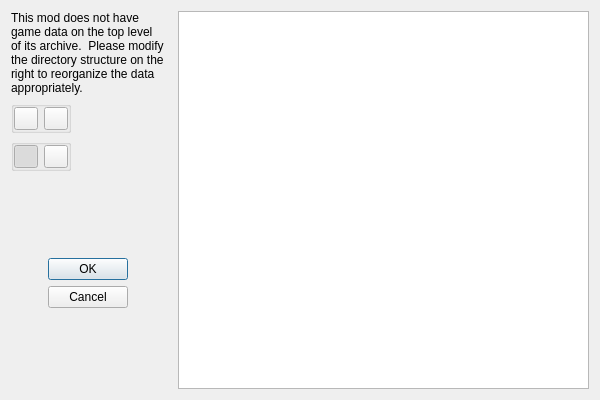
Old version of the form skymodman/interface/designer/ui/archive_structure.ui in the repository Kf4btg/SkyModMan.
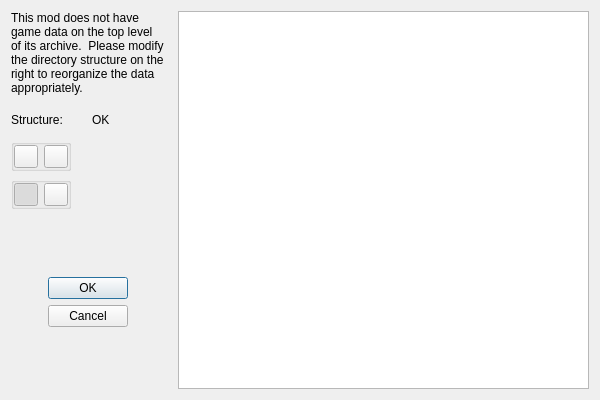
New version of the form. Icons and pictures are not drawn. Custom widgets are drawn as their Qt base class.

Commit message: added icon to indicate validity of mod structure

```diff
--- a/skymodman/interface/designer/ui/archive_structure.ui
+++ b/skymodman/interface/designer/ui/archive_structure.ui
@@ -14,7 +14,26 @@
    <string>Dialog</string>
   </property>
   <layout class="QGridLayout" name="gridLayout">
-   <item row="4" column="0" alignment="Qt::AlignHCenter">
+   <item row="7" column="0">
+    <spacer name="verticalSpacer">
+     <property name="orientation">
+      <enum>Qt::Vertical</enum>
+     </property>
+     <property name="sizeType">
+      <enum>QSizePolicy::Preferred</enum>
+     </property>
+     <property name="sizeHint" stdset="0">
+      <size>
+       <width>20</width>
+       <height>55</height>
+      </size>
+     </property>
+    </spacer>
+   </item>
+   <item row="0" column="1" rowspan="10" colspan="3">
+    <widget class="QWidget" name="fsview" native="true"/>
+   </item>
+   <item row="8" column="0" alignment="Qt::AlignHCenter">
     <widget class="QDialogButtonBox" name="_buttonbox">
      <property name="sizePolicy">
       <sizepolicy hsizetype="Fixed" vsizetype="Expanding">
@@ -36,84 +55,6 @@
      </property>
     </widget>
    </item>
-   <item row="3" column="0">
-    <spacer name="verticalSpacer">
-     <property name="orientation">
-      <enum>Qt::Vertical</enum>
-     </property>
-     <property name="sizeType">
-      <enum>QSizePolicy::Preferred</enum>
-     </property>
-     <property name="sizeHint" stdset="0">
-      <size>
-       <width>20</width>
-       <height>55</height>
-      </size>
-     </property>
-    </spacer>
-   </item>
-   <item row="5" column="0">
-    <spacer name="verticalSpacer_2">
-     <property name="orientation">
-      <enum>Qt::Vertical</enum>
-     </property>
-     <property name="sizeType">
-      <enum>QSizePolicy::Preferred</enum>
-     </property>
-     <property name="sizeHint" stdset="0">
-      <size>
-       <width>20</width>
-       <height>55</height>
-      </size>
-     </property>
-    </spacer>
-   </item>
-   <item row="1" column="0">
-    <widget class="QGroupBox" name="undo_btngroup">
-     <property name="sizePolicy">
-      <sizepolicy hsizetype="Maximum" vsizetype="Preferred">
-       <horstretch>0</horstretch>
-       <verstretch>0</verstretch>
-      </sizepolicy>
-     </property>
-     <property name="flat">
-      <bool>true</bool>
-     </property>
-     <layout class="QHBoxLayout" name="horizontalLayout">
-      <property name="spacing">
-       <number>6</number>
-      </property>
-      <property name="leftMargin">
-       <number>0</number>
-      </property>
-      <property name="topMargin">
-       <number>0</number>
-      </property>
-      <property name="rightMargin">
-       <number>0</number>
-      </property>
-      <property name="bottomMargin">
-       <number>0</number>
-      </property>
-      <item>
-       <widget class="QToolButton" name="btn_undo">
-        <property name="icon">
-         <iconset theme="edit-undo">
-          <normaloff>.</normaloff>.</iconset>
-        </property>
-       </widget>
-      </item>
-      <item>
-       <widget class="QToolButton" name="btn_redo">
-        <property name="icon">
-         <iconset theme="edit-redo">
-          <normaloff>.</normaloff>.</iconset>
-        </property>
-       </widget>
-      </item>
-     </layout>
-    </widget>
-   </item>
    <item row="0" column="0">
     <widget class="QLabel" name="description">
      <property name="sizePolicy">
@@ -142,10 +83,105 @@
      </property>
     </widget>
    </item>
-   <item row="0" column="1" rowspan="6" colspan="3">
-    <widget class="QWidget" name="fsview" native="true"/>
+   <item row="6" column="0">
+    <widget class="QGroupBox" name="change_view_btngroup">
+     <property name="sizePolicy">
+      <sizepolicy hsizetype="Maximum" vsizetype="Preferred">
+       <horstretch>0</horstretch>
+       <verstretch>0</verstretch>
+      </sizepolicy>
+     </property>
+     <property name="flat">
+      <bool>true</bool>
+     </property>
+     <layout class="QHBoxLayout" name="horizontalLayout_2">
+      <property name="leftMargin">
+       <number>0</number>
+      </property>
+      <property name="topMargin">
+       <number>0</number>
+      </property>
+      <property name="rightMargin">
+       <number>0</number>
+      </property>
+      <property name="bottomMargin">
+       <number>0</number>
+      </property>
+      <item>
+       <widget class="QToolButton" name="btn_treeview">
+        <property name="icon">
+         <iconset theme="view-list-tree">
+          <normaloff>.</normaloff>.</iconset>
+        </property>
+        <property name="checkable">
+         <bool>true</bool>
+        </property>
+        <property name="checked">
+         <bool>true</bool>
+        </property>
+       </widget>
+      </item>
+      <item>
+       <widget class="QToolButton" name="btn_colview">
+        <property name="icon">
+         <iconset theme="view-column">
+          <normaloff>.</normaloff>.</iconset>
+        </property>
+        <property name="checkable">
+         <bool>true</bool>
+        </property>
+       </widget>
+      </item>
+     </layout>
+    </widget>
    </item>
-   <item row="0" column="4" rowspan="6">
+   <item row="5" column="0">
+    <widget class="QGroupBox" name="undo_btngroup">
+     <property name="sizePolicy">
+      <sizepolicy hsizetype="Maximum" vsizetype="Preferred">
+       <horstretch>0</horstretch>
+       <verstretch>0</verstretch>
+      </sizepolicy>
+     </property>
+     <property name="flat">
+      <bool>true</bool>
+     </property>
+     <layout class="QHBoxLayout" name="horizontalLayout">
+      <property name="spacing">
+       <number>6</number>
+      </property>
+      <property name="leftMargin">
+       <number>0</number>
+      </property>
+      <property name="topMargin">
+       <number>0</number>
+      </property>
+      <property name="rightMargin">
+       <number>0</number>
+      </property>
+      <property name="bottomMargin">
+       <number>0</number>
+      </property>
+      <item>
+       <widget class="QToolButton" name="btn_undo">
+        <property name="icon">
+         <iconset theme="edit-undo">
+          <normaloff>.</normaloff>.</iconset>
+        </property>
+       </widget>
+      </item>
+      <item>
+       <widget class="QToolButton" name="btn_redo">
+        <property name="icon">
+         <iconset theme="edit-redo">
+          <normaloff>.</normaloff>.</iconset>
+        </property>
+       </widget>
+      </item>
+     </layout>
+    </widget>
+   </item>
+   <item row="0" column="4" rowspan="10">
     <widget class="QStackedWidget" name="view_switcher">
      <widget class="QWidget" name="page_tree_view">
       <layout class="QGridLayout" name="gridLayout_2">
@@ -222,57 +258,39 @@
      </widget>
     </widget>
    </item>
-   <item row="2" column="0">
-    <widget class="QGroupBox" name="change_view_btngroup">
-     <property name="sizePolicy">
-      <sizepolicy hsizetype="Maximum" vsizetype="Preferred">
-       <horstretch>0</horstretch>
-       <verstretch>0</verstretch>
-      </sizepolicy>
+   <item row="9" column="0">
+    <spacer name="verticalSpacer_2">
+     <property name="orientation">
+      <enum>Qt::Vertical</enum>
      </property>
-     <property name="flat">
-      <bool>true</bool>
+     <property name="sizeType">
+      <enum>QSizePolicy::Preferred</enum>
      </property>
-     <layout class="QHBoxLayout" name="horizontalLayout_2">
-      <property name="leftMargin">
-       <number>0</number>
-      </property>
-      <property name="topMargin">
-       <number>0</number>
-      </property>
-      <property name="rightMargin">
-       <number>0</number>
-      </property>
-      <property name="bottomMargin">
-       <number>0</number>
-      </property>
-      <item>
-       <widget class="QToolButton" name="btn_treeview">
-        <property name="icon">
-         <iconset theme="view-list-tree">
-          <normaloff>.</normaloff>.</iconset>
-        </property>
-        <property name="checkable">
-         <bool>true</bool>
-        </property>
-        <property name="checked">
-         <bool>true</bool>
-        </property>
-       </widget>
-      </item>
-      <item>
-       <widget class="QToolButton" name="btn_colview">
-        <property name="icon">
-         <iconset theme="view-column">
-          <normaloff>.</normaloff>.</iconset>
-        </property>
-        <property name="checkable">
-         <bool>true</bool>
-        </property>
-       </widget>
-      </item>
-     </layout>
-    </widget>
+     <property name="sizeHint" stdset="0">
+      <size>
+       <width>20</width>
+       <height>55</height>
+      </size>
+     </property>
+    </spacer>
+   </item>
+   <item row="3" column="0">
+    <layout class="QHBoxLayout" name="_structure_label_layout">
+     <item>
+      <widget class="QLabel" name="lbl_structure_status">
+       <property name="text">
+        <string>Structure:</string>
+       </property>
+      </widget>
+     </item>
+     <item>
+      <widget class="QLabel" name="lbl_structure_icon">
+       <property name="text">
+        <string>OK</string>
+       </property>
+      </widget>
+     </item>
+    </layout>
    </item>
   </layout>
   <action name="action_set_toplevel">
```
The commit also changes 4 other files.
